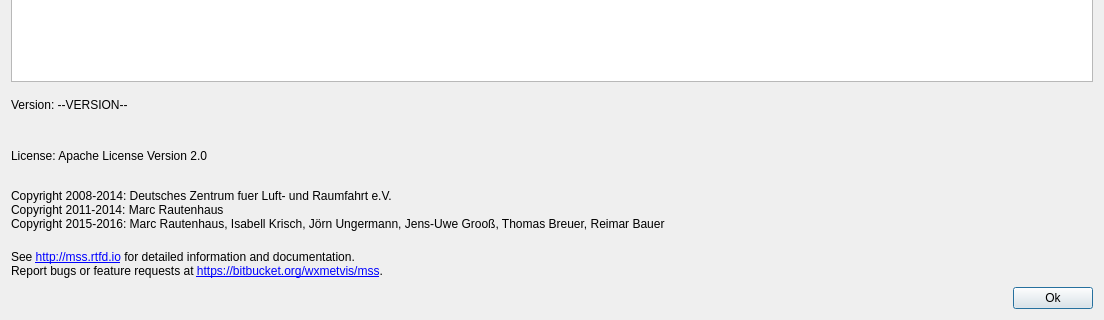
First picture: the form in mslib/msui/ui_about_dialog.ui, repository Open-MSS/MSS, before the edit; both pictures show x 0 to 1104 and y 280 to 600 of the 1104 by 600 pixel window.
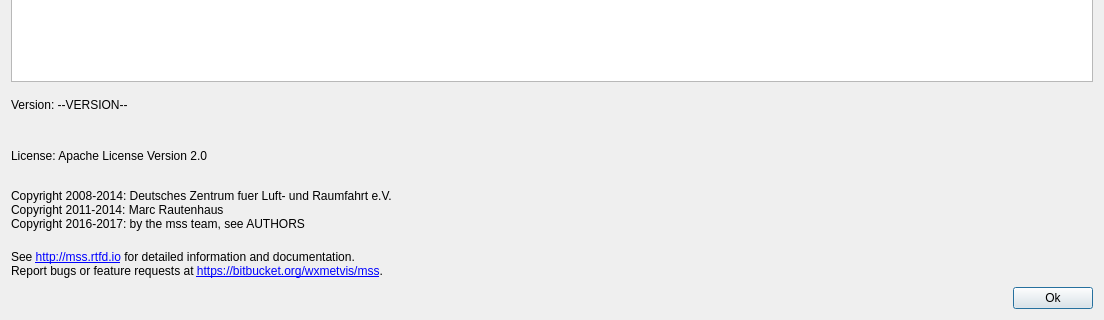
Second picture: the form after the edit.

Commit message: updated copyright string in about dialog

What changed in the file:
```diff
--- a/mslib/msui/ui_about_dialog.ui
+++ b/mslib/msui/ui_about_dialog.ui
@@ -135,7 +135,7 @@
        <property name="text">
         <string>Copyright 2008-2014: Deutsches Zentrum fuer Luft- und Raumfahrt e.V.
 Copyright 2011-2014: Marc Rautenhaus
-Copyright 2015-2016: Marc Rautenhaus, Isabell Krisch, Jörn Ungermann, Jens-Uwe Grooß, Thomas Breuer, Reimar Bauer</string>
+Copyright 2016-2017: by the mss team, see AUTHORS</string>
        </property>
       </widget>
      </item>
```
Left out of the diff: 2 changed lines with no effect on the pictures. The commit also changes 2 other files.
